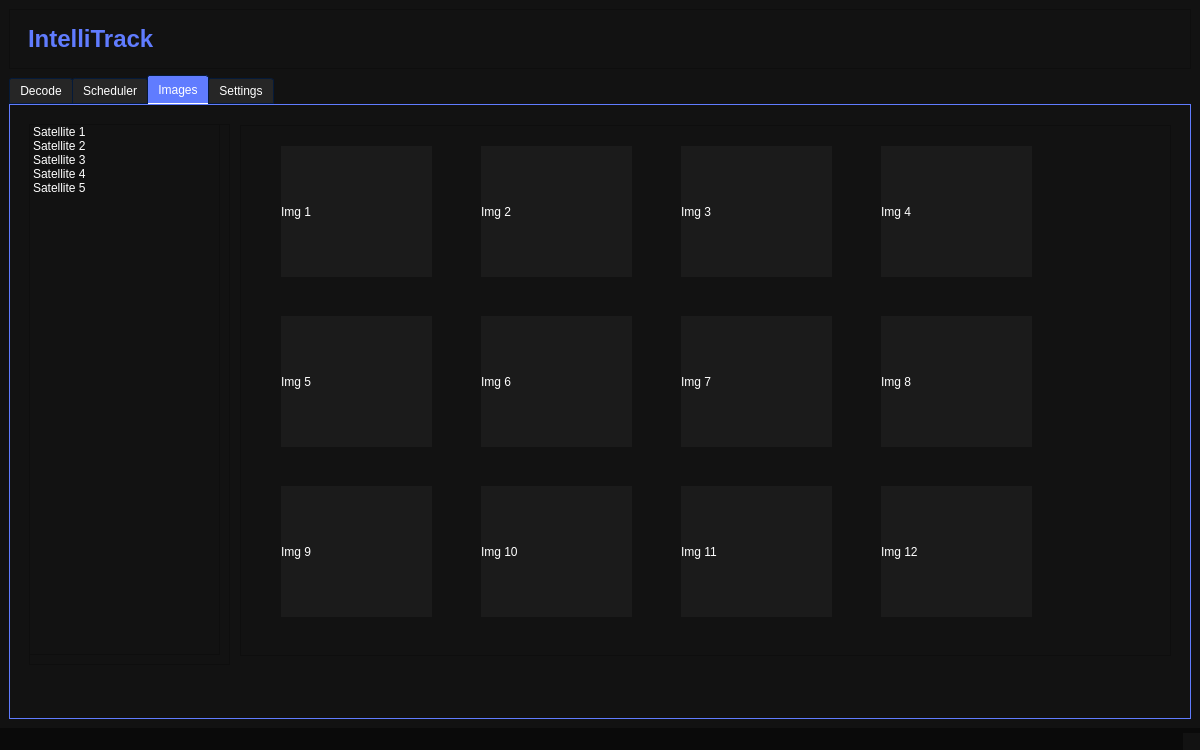
Qt form PythonQt/uiFile/mainwindow.ui (JamesOstrowski21/Senior_Design-) before a commit.
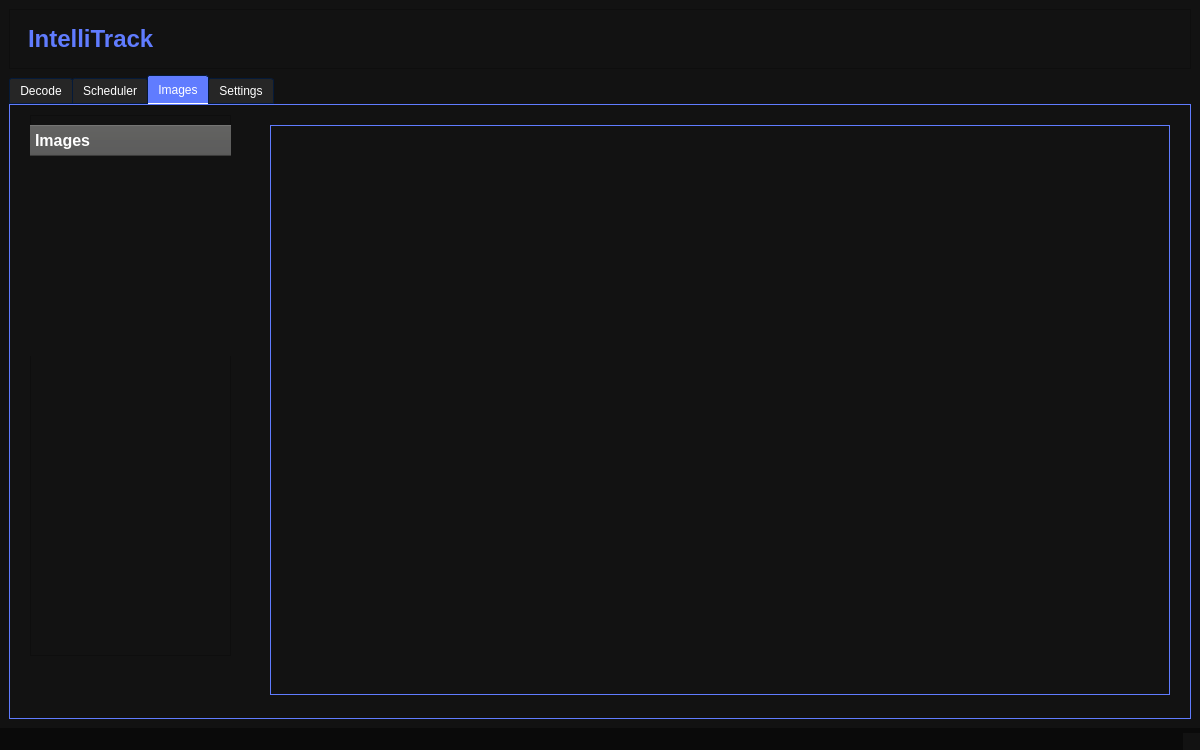
The same form after that commit. The open tabs and pages were chosen to show the change. Icons and pictures are not drawn.

Commit message: images page complete

The edit to the form file:
```diff
--- a/PythonQt/uiFile/mainwindow.ui
+++ b/PythonQt/uiFile/mainwindow.ui
@@ -27,6 +27,12 @@
 	border-color: #051a39;
 
 }
+QListWidget::item:hover {
+border: 1px solid #607cff;
+}
+QListWidget#image_display{
+border: 1px solid #607cff;
+}
 QWidget#waveform_widget
 {
 border: 1px solid #607cff;
@@ -560,6 +566,9 @@
 QFrame#image_frame{
 border: 1px solid #607cff;
 }
+QTreeWidget{
+border: none;
+}
 QFrame#image_frame
 {
 border: 1px solid #607cff;
@@ -1975,8 +1984,8 @@
          <widget class="QFrame" name="satellite_list_frame">
           <property name="geometry">
            <rect>
-            <x>19</x>
-            <y>19</y>
+            <x>20</x>
+            <y>10</y>
             <width>201</width>
             <height>541</height>
            </rect>
@@ -1987,262 +1996,49 @@
           <property name="frameShadow">
            <enum>QFrame::Raised</enum>
           </property>
-          <widget class="QListWidget" name="satellite_list_3">
+          <widget class="QTreeWidget" name="image_structure">
            <property name="geometry">
             <rect>
              <x>0</x>
-             <y>0</y>
-             <width>191</width>
-             <height>531</height>
+             <y>10</y>
+             <width>201</width>
+             <height>231</height>
             </rect>
            </property>
-           <item>
+           <column>
             <property name="text">
-             <string>Satellite 1</string>
+             <string>Images</string>
             </property>
-           </item>
-           <item>
-            <property name="text">
-             <string>Satellite 2</string>
+            <property name="font">
+             <font>
+              <pointsize>12</pointsize>
+              <bold>true</bold>
+             </font>
             </property>
-           </item>
-           <item>
-            <property name="text">
-             <string>Satellite 3</string>
-            </property>
-           </item>
-           <item>
-            <property name="text">
-             <string>Satellite 4</string>
-            </property>
-           </item>
-           <item>
-            <property name="text">
-             <string>Satellite 5</string>
-            </property>
-           </item>
+           </column>
           </widget>
          </widget>
-         <widget class="QScrollArea" name="image_display_scrollarea">
+         <widget class="QListWidget" name="image_display">
           <property name="geometry">
            <rect>
-            <x>230</x>
+            <x>260</x>
             <y>20</y>
-            <width>931</width>
-            <height>531</height>
+            <width>900</width>
+            <height>570</height>
            </rect>
           </property>
-          <property name="autoFillBackground">
-           <bool>false</bool>
+          <property name="minimumSize">
+           <size>
+            <width>900</width>
+            <height>570</height>
+           </size>
           </property>
-          <property name="frameShadow">
-           <enum>QFrame::Sunken</enum>
+          <property name="maximumSize">
+           <size>
+            <width>900</width>
+            <height>570</height>
+           </size>
           </property>
-          <property name="widgetResizable">
-           <bool>true</bool>
-          </property>
-          <widget class="QWidget" name="scrollAreaWidgetContents">
-           <property name="geometry">
-            <rect>
-             <x>0</x>
-             <y>0</y>
-             <width>929</width>
-             <height>529</height>
-            </rect>
-           </property>
-           <widget class="QLabel" name="label_2">
-            <property name="geometry">
-             <rect>
-              <x>40</x>
-              <y>20</y>
-              <width>151</width>
-              <height>131</height>
-             </rect>
-            </property>
-            <property name="styleSheet">
-             <string notr="true">background-color: rgb(27, 27, 27);</string>
-            </property>
-            <property name="text">
-             <string>Img 1</string>
-            </property>
-           </widget>
-           <widget class="QLabel" name="label_11">
-            <property name="geometry">
-             <rect>
-              <x>240</x>
-              <y>20</y>
-              <width>151</width>
-              <height>131</height>
-             </rect>
-            </property>
-            <property name="styleSheet">
-             <string notr="true">background-color: rgb(27, 27, 27);</string>
-            </property>
-            <property name="text">
-             <string>Img 2</string>
-            </property>
-           </widget>
-           <widget class="QLabel" name="label_12">
-            <property name="geometry">
-             <rect>
-              <x>440</x>
-              <y>20</y>
-              <width>151</width>
-              <height>131</height>
-             </rect>
-            </property>
-            <property name="styleSheet">
-             <string notr="true">background-color: rgb(27, 27, 27);</string>
-            </property>
-            <property name="text">
-             <string>Img 3</string>
-            </property>
-           </widget>
-           <widget class="QLabel" name="label_13">
-            <property name="geometry">
-             <rect>
-              <x>440</x>
-              <y>190</y>
-              <width>151</width>
-              <height>131</height>
-             </rect>
-            </property>
-            <property name="styleSheet">
-             <string notr="true">background-color: rgb(27, 27, 27);</string>
-            </property>
-            <property name="text">
-             <string>Img 7</string>
-            </property>
-           </widget>
-           <widget class="QLabel" name="label_14">
-            <property name="geometry">
-             <rect>
-              <x>440</x>
-              <y>360</y>
-              <width>151</width>
-              <height>131</height>
-             </rect>
-            </property>
-            <property name="styleSheet">
-             <string notr="true">background-color: rgb(27, 27, 27);</string>
-            </property>
-            <property name="text">
-             <string>Img 11</string>
-            </property>
-           </widget>
-           <widget class="QLabel" name="label_15">
-            <property name="geometry">
-             <rect>
-              <x>240</x>
-              <y>360</y>
-              <width>151</width>
-              <height>131</height>
-             </rect>
-            </property>
-            <property name="styleSheet">
-             <string notr="true">background-color: rgb(27, 27, 27);</string>
-            </property>
-            <property name="text">
-             <string>Img 10</string>
-            </property>
-           </widget>
-           <widget class="QLabel" name="label_16">
-            <property name="geometry">
-             <rect>
-              <x>240</x>
-              <y>190</y>
-              <width>151</width>
-              <height>131</height>
-             </rect>
-            </property>
-            <property name="styleSheet">
-             <string notr="true">background-color: rgb(27, 27, 27);</string>
-            </property>
-            <property name="text">
-             <string>Img 6</string>
-            </property>
-           </widget>
-           <widget class="QLabel" name="label_17">
-            <property name="geometry">
-             <rect>
-              <x>40</x>
-              <y>190</y>
-              <width>151</width>
-              <height>131</height>
-             </rect>
-            </property>
-            <property name="styleSheet">
-             <string notr="true">background-color: rgb(27, 27, 27);</string>
-            </property>
-            <property name="text">
-             <string>Img 5</string>
-            </property>
-           </widget>
-           <widget class="QLabel" name="label_18">
-            <property name="geometry">
-             <rect>
-              <x>40</x>
-              <y>360</y>
-              <width>151</width>
-              <height>131</height>
-             </rect>
-            </property>
-            <property name="styleSheet">
-             <string notr="true">background-color: rgb(27, 27, 27);</string>
-            </property>
-            <property name="text">
-             <string>Img 9</string>
-            </property>
-           </widget>
-           <widget class="QLabel" name="label_19">
-            <property name="geometry">
-             <rect>
-              <x>640</x>
-              <y>20</y>
-              <width>151</width>
-              <height>131</height>
-             </rect>
-            </property>
-            <property name="styleSheet">
-             <string notr="true">background-color: rgb(27, 27, 27);</string>
-            </property>
-            <property name="text">
-             <string>Img 4</string>
-            </property>
-           </widget>
-           <widget class="QLabel" name="label_20">
-            <property name="geometry">
-             <rect>
-              <x>640</x>
-              <y>190</y>
-              <width>151</width>
-              <height>131</height>
-             </rect>
-            </property>
-            <property name="styleSheet">
-             <string notr="true">background-color: rgb(27, 27, 27);</string>
-            </property>
-            <property name="text">
-             <string>Img 8</string>
-            </property>
-           </widget>
-           <widget class="QLabel" name="label_21">
-            <property name="geometry">
-             <rect>
-              <x>640</x>
-              <y>360</y>
-              <width>151</width>
-              <height>131</height>
-             </rect>
-            </property>
-            <property name="styleSheet">
-             <string notr="true">background-color: rgb(27, 27, 27);</string>
-            </property>
-            <property name="text">
-             <string>Img 12</string>
-            </property>
-           </widget>
-          </widget>
          </widget>
         </widget>
         <widget class="QWidget" name="settings_page">
```
Left out of the diff: 27 changed lines with no effect on the pictures. The commit also changes 3 other files.
